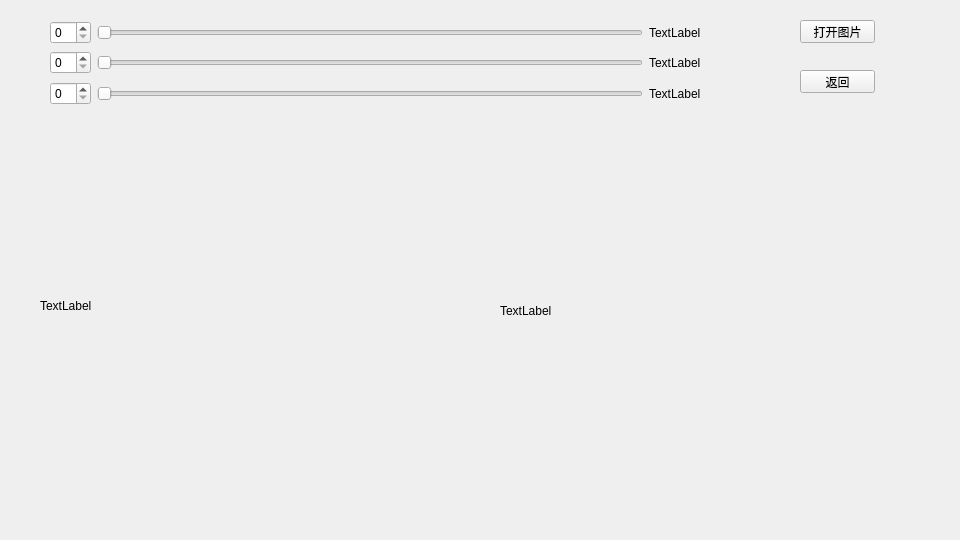
Before: the Qt Designer form colortool/colortool.ui in Wangyabin-sss/OpencvUsefulTool, drawn with Qt 5.
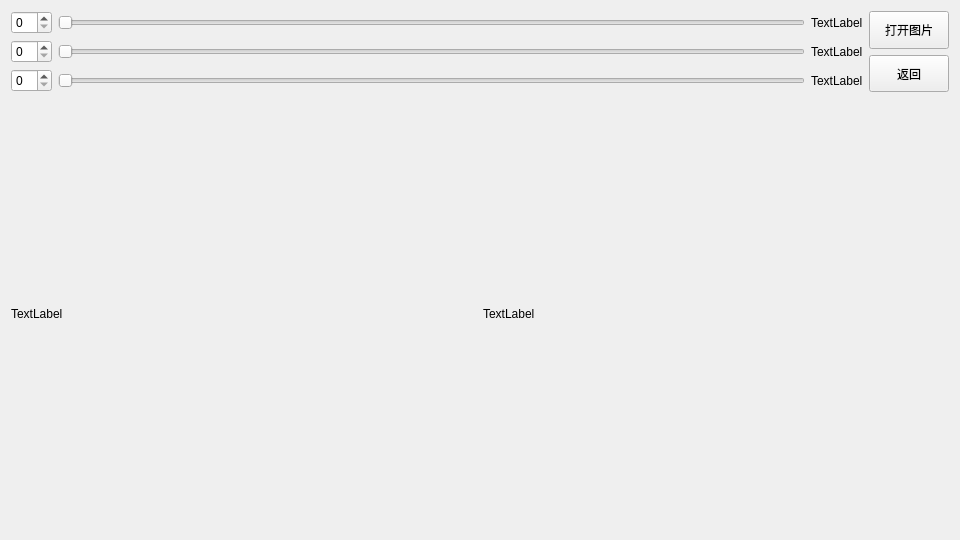
After: the same form once the commit is applied.

The edit to the form file:
```diff
--- a/colortool/colortool.ui
+++ b/colortool/colortool.ui
@@ -13,67 +13,12 @@
   <property name="windowTitle">
    <string>Form</string>
   </property>
-  <widget class="QLabel" name="label">
-   <property name="geometry">
-    <rect>
-     <x>40</x>
-     <y>150</y>
-     <width>391</width>
-     <height>311</height>
-    </rect>
-   </property>
-   <property name="text">
-    <string>TextLabel</string>
-   </property>
-  </widget>
-  <widget class="QPushButton" name="openimage">
-   <property name="geometry">
-    <rect>
-     <x>800</x>
-     <y>20</y>
-     <width>75</width>
-     <height>23</height>
-    </rect>
-   </property>
-   <property name="text">
-    <string>打开图片</string>
-   </property>
-  </widget>
-  <widget class="QLabel" name="label_5">
-   <property name="geometry">
-    <rect>
-     <x>500</x>
-     <y>150</y>
-     <width>371</width>
-     <height>321</height>
-    </rect>
-   </property>
-   <property name="text">
-    <string>TextLabel</string>
-   </property>
-  </widget>
-  <widget class="QPushButton" name="pushButton">
-   <property name="geometry">
-    <rect>
-     <x>800</x>
-     <y>70</y>
-     <width>75</width>
-     <height>23</height>
-    </rect>
-   </property>
-   <property name="text">
-    <string>返回</string>
-   </property>
-  </widget>
-  <widget class="QWidget" name="">
-   <property name="geometry">
-    <rect>
-     <x>50</x>
-     <y>20</y>
-     <width>651</width>
-     <height>86</height>
-    </rect>
-   </property>
+  <layout class="QGridLayout" name="gridLayout">
+   <item row="0" column="0">
+    <layout class="QVBoxLayout" name="verticalLayout_3" stretch="1,6">
+     <item>
+      <layout class="QHBoxLayout" name="horizontalLayout_4">
+       <item>
    <layout class="QVBoxLayout" name="verticalLayout">
     <item>
      <layout class="QHBoxLayout" name="horizontalLayout">
@@ -142,7 +87,60 @@
      </layout>
     </item>
    </layout>
-  </widget>
+       </item>
+       <item>
+        <layout class="QVBoxLayout" name="verticalLayout_2">
+         <item>
+          <widget class="QPushButton" name="openimage">
+           <property name="sizePolicy">
+            <sizepolicy hsizetype="Minimum" vsizetype="Expanding">
+             <horstretch>0</horstretch>
+             <verstretch>0</verstretch>
+            </sizepolicy>
+           </property>
+           <property name="text">
+            <string>打开图片</string>
+           </property>
+          </widget>
+         </item>
+         <item>
+          <widget class="QPushButton" name="pushButton">
+           <property name="sizePolicy">
+            <sizepolicy hsizetype="Minimum" vsizetype="Expanding">
+             <horstretch>0</horstretch>
+             <verstretch>0</verstretch>
+            </sizepolicy>
+           </property>
+           <property name="text">
+            <string>返回</string>
+           </property>
+          </widget>
+         </item>
+        </layout>
+       </item>
+      </layout>
+     </item>
+     <item>
+      <layout class="QHBoxLayout" name="horizontalLayout_5">
+       <item>
+        <widget class="QLabel" name="label">
+         <property name="text">
+          <string>TextLabel</string>
+         </property>
+        </widget>
+       </item>
+       <item>
+        <widget class="QLabel" name="label_5">
+         <property name="text">
+          <string>TextLabel</string>
+         </property>
+        </widget>
+       </item>
+      </layout>
+     </item>
+    </layout>
+   </item>
+  </layout>
  </widget>
  <resources/>
  <connections/>
```
Lines whose indentation alone changed are shown as unchanged.
